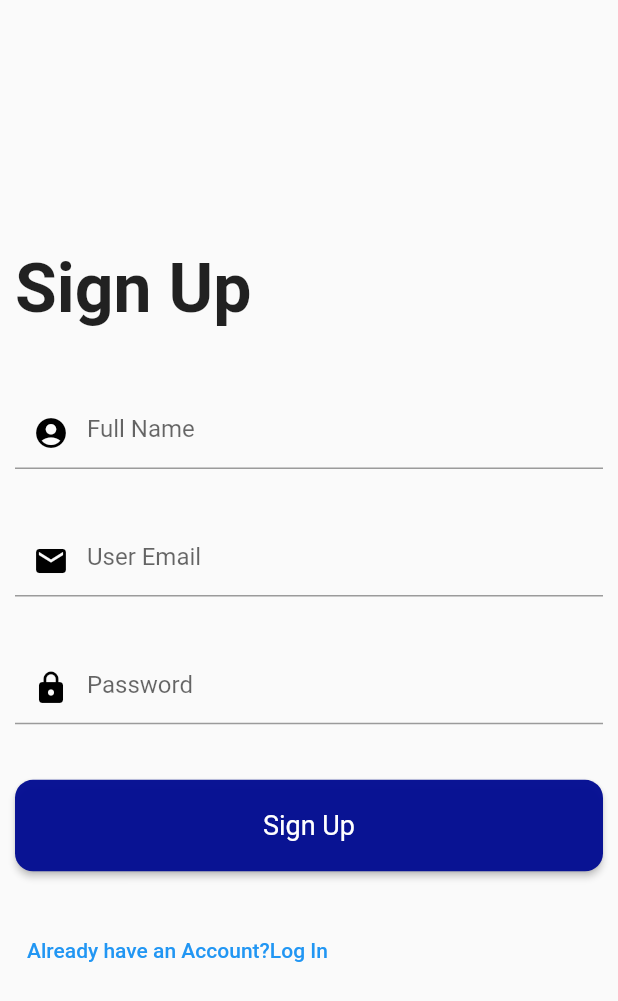
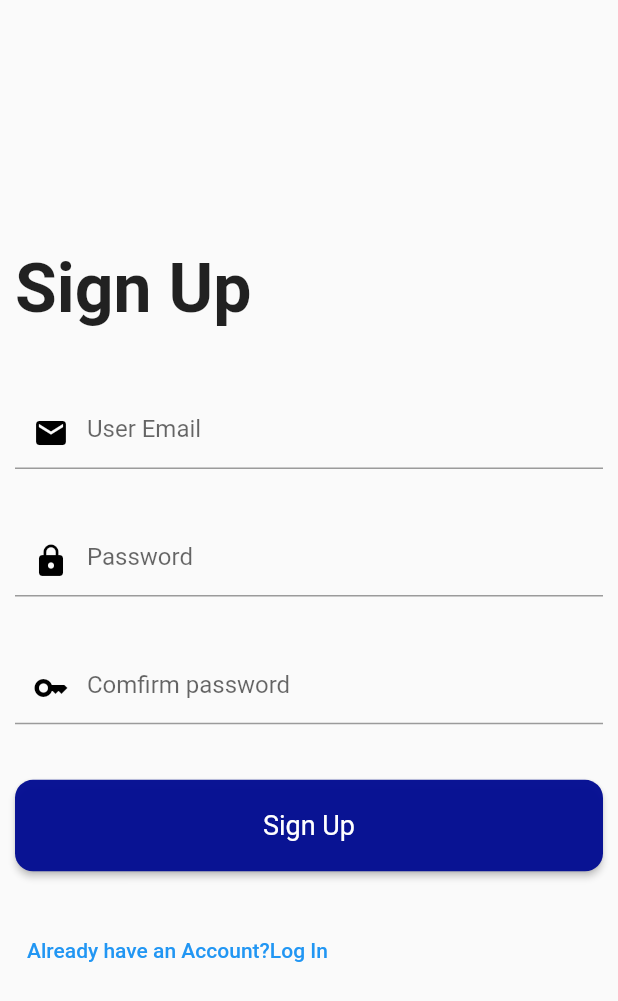
Before and after one commit to ltyohannes955/Bug-Squasher, a Flutter app: the signUpscreen screen opened by its route, on a phone screen of 412 x 824 dp. Shown: the top 1001 px of the screen. Run offline on Flutter 3.47's test engine with Material 2 defaults, Android fonts, the phone set to English and light mode, and no system bars; our stand-ins replace firebase_auth, firebase_core; accounts and stored records are empty; network calls fail.

```diff
--- a/lib/views/login.dart
+++ b/lib/views/login.dart
@@ -21,8 +21,11 @@ class _loginScreenState extends State<loginScreen> {
     );
     try {
       await FirebaseAuth.instance.signInWithEmailAndPassword(
-          email: emailController.text, password: passwordController.text);
-      Navigator.pop(context);
+          email: emailController.text, password: passwordController.text
+          );
+          //pop the loading circle
+
+          Navigator.pop(context);
     } on FirebaseAuthException catch (e) {
       // pop the loading circle
       Navigator.pop(context);
@@ -62,7 +65,7 @@ class _loginScreenState extends State<loginScreen> {
       context: context,
       builder: (context) {
         return const AlertDialog(
-          backgroundColor: Colors.deepPurple,
+          backgroundColor: Color.fromARGB(255, 136, 19, 54),
           title: Center(
             child: Text(
               'Incorrect Password',
--- a/lib/views/signUp.dart
+++ b/lib/views/signUp.dart
@@ -26,22 +26,10 @@ class _signUpscreenState extends State<signUpscreen> {
                 fontSize: MediaQuery.of(context).size.height * .055,
               ),
             ),
-            SizedBox(
+                       SizedBox(
               height: MediaQuery.of(context).size.height * .055,
             ),
-            const TextField(
-              keyboardType: TextInputType.name,
-              decoration: InputDecoration(
-                  hintText: "Full Name",
-                  prefixIcon: Icon(
-                    Icons.account_circle_rounded,
-                    color: Colors.black,
-                  )
-                  )),
 
-            SizedBox(
-              height: MediaQuery.of(context).size.height * .045,
-            ),
             const TextField(
               keyboardType: TextInputType.emailAddress,
               decoration: InputDecoration(
@@ -66,6 +54,17 @@ class _signUpscreenState extends State<signUpscreen> {
             SizedBox(
               height: MediaQuery.of(context).size.height * .045,
             ),
+            const TextField(
+              keyboardType: TextInputType.visiblePassword,
+              decoration: InputDecoration(
+                  hintText: "Comfirm password ",
+                  prefixIcon: Icon(
+                    Icons.key,
+                    color: Colors.black,
+                  )
+                  )),
+                  SizedBox(
+              height: MediaQuery.of(context).size.height * .045,),
             Container(
               width: double.infinity,
               child: RawMaterialButton(
```
